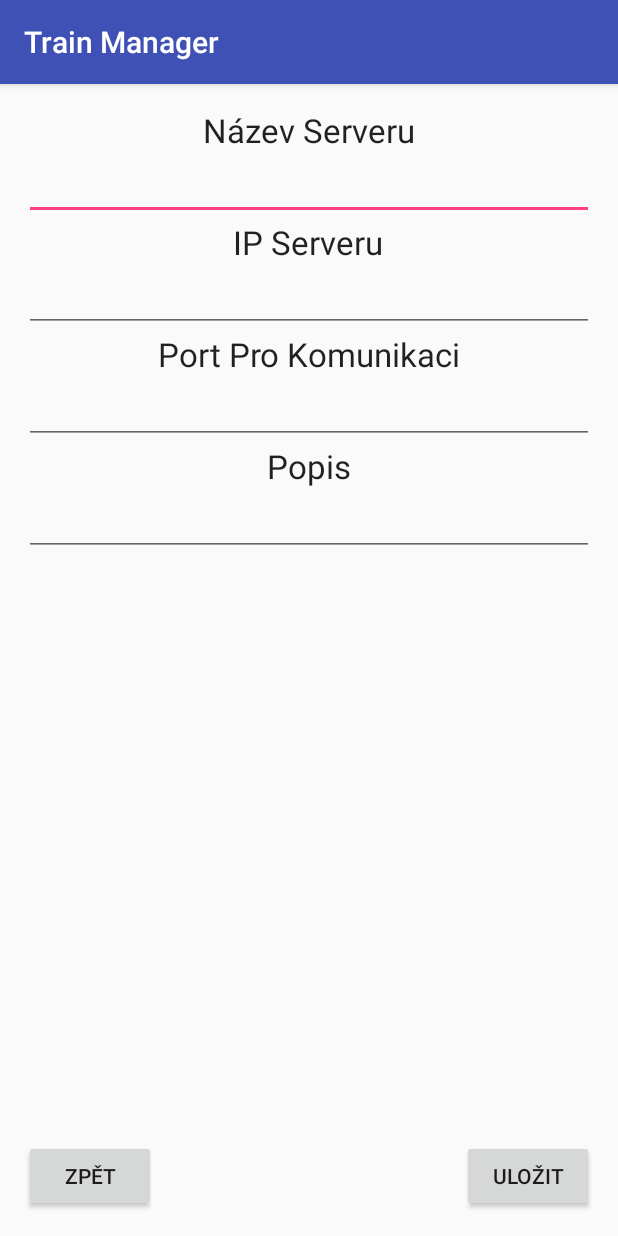
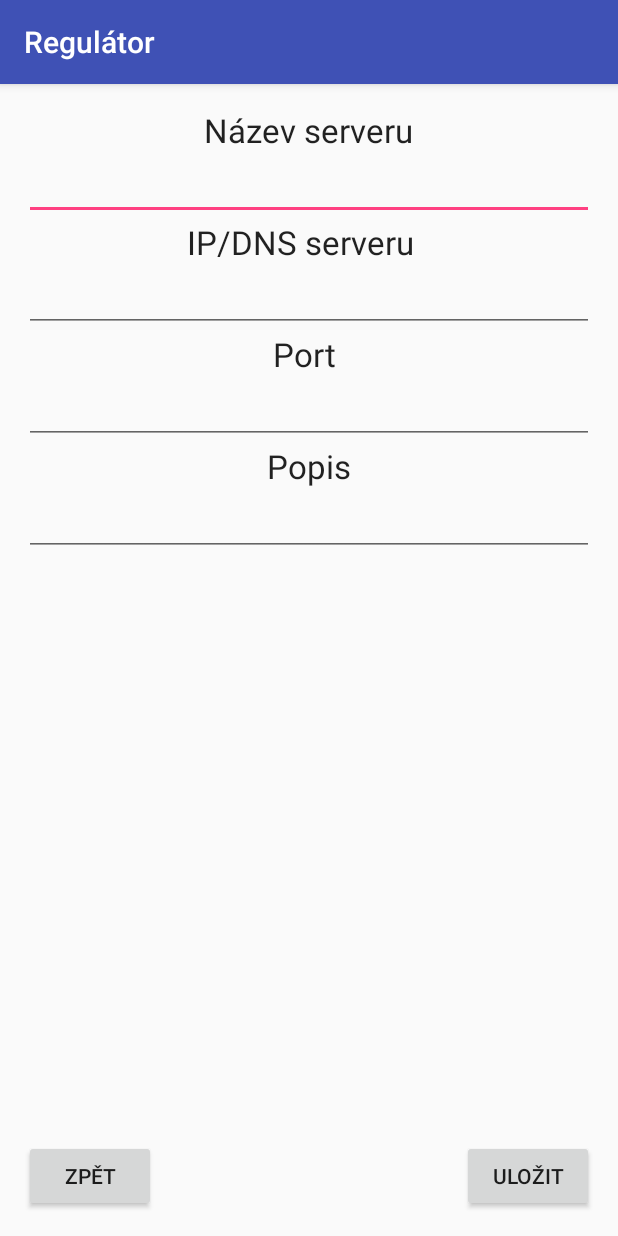
Before and after one commit to kmzbrnoI/hJOPandroidDriver, an Android app: the NewServer screen opened directly, with no data from a screen before it, on a phone screen of 412 x 824 dp. Run offline under Robolectric (Android 15) with nearby library versions, the phone set to English and light mode, and no system bars.

Commit message:
some string changes

```diff
--- a/app/src/main/java/cz/mendelu/xmarik/train_manager/MainActivity.java
+++ b/app/src/main/java/cz/mendelu/xmarik/train_manager/MainActivity.java
@@ -184,7 +184,7 @@ public class MainActivity extends AppCompatActivity
         if (v.getId() == R.id.farServers) {
             AdapterView.AdapterContextMenuInfo info = (AdapterView.AdapterContextMenuInfo) menuInfo;
             menu.setHeaderTitle(array1.get(info.position));
-            String[] menuItems = {"připojit", "přihlašovací údaje", "změnit", "info", "smazat", "smazat vše"};
+            String[] menuItems = {"Připojit", "Přihlašovací údaje", "Změnit", "Info", "Smazat", "Smazat vše"};
             for (int i = 0; i < menuItems.length; i++) {
                 menu.add(Menu.NONE, i, i, menuItems[i]);
             }
--- a/app/src/main/res/layout/activity_new_server.xml
+++ b/app/src/main/res/layout/activity_new_server.xml
@@ -35,7 +35,7 @@
             android:layout_width="wrap_content"
             android:layout_height="wrap_content"
             android:textAppearance="?android:attr/textAppearanceLarge"
-            android:text="Název Serveru"
+            android:text="Název serveru"
             android:id="@+id/textView4"
             android:layout_gravity="center_horizontal" />
 
@@ -49,7 +49,7 @@
             android:layout_width="wrap_content"
             android:layout_height="wrap_content"
             android:textAppearance="?android:attr/textAppearanceLarge"
-            android:text="IP Serveru"
+            android:text="IP/DNS serveru  "
             android:id="@+id/textView5"
             android:layout_gravity="center_horizontal" />
 
@@ -63,7 +63,7 @@
             android:layout_width="wrap_content"
             android:layout_height="wrap_content"
             android:textAppearance="?android:attr/textAppearanceLarge"
-            android:text="Port Pro Komunikaci"
+            android:text="Port "
             android:id="@+id/textView6"
             android:layout_gravity="center_horizontal" />
 
@@ -72,7 +72,8 @@
             android:layout_height="wrap_content"
             android:id="@+id/portText"
             android:inputType="number"
-            android:layout_gravity="center_horizontal" />
+            android:layout_gravity="center_horizontal"
+            tools:text="5896" />
 
         <TextView
             android:layout_width="wrap_content"
--- a/app/src/main/res/layout/content_trains_box.xml
+++ b/app/src/main/res/layout/content_trains_box.xml
@@ -56,13 +56,12 @@
 
             <EditText
                 android:inputType="textMultiLine"
-                android:layout_height="wrap_content"
+                android:layout_height="206dp"
                 android:ems="10"
                 android:lines="5"
                 android:minLines="3"
                 android:gravity="top|left"
                 android:maxLines="6"
-                android:layout_weight="1"
                 android:id="@+id/authMessage"
                 android:layout_width="fill_parent"
                 android:scrollbars="vertical"
--- a/app/src/main/res/values/strings.xml
+++ b/app/src/main/res/values/strings.xml
@@ -1,5 +1,5 @@
 <resources>
-    <string name="app_name">Train Manager</string>
+    <string name="app_name">Regulátor</string>
 
     <string name="navigation_drawer_open">Open navigation drawer</string>
     <string name="navigation_drawer_close">Close navigation drawer</string>
```
